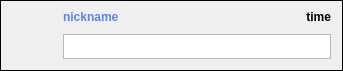
First picture: the form in customwidgets/messagewidget.ui, repository nillerusr/qVK, before the edit.
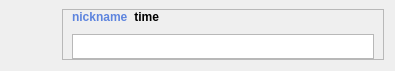
Second picture: the form after the edit. Icons and pictures are not drawn. Custom widgets are drawn as their Qt base class.

Patch:
```diff
--- a/customwidgets/messagewidget.ui
+++ b/customwidgets/messagewidget.ui
@@ -6,7 +6,7 @@
    <rect>
     <x>0</x>
     <y>0</y>
-    <width>343</width>
+    <width>395</width>
     <height>71</height>
    </rect>
   </property>
@@ -20,7 +20,7 @@
    <string>Frame</string>
   </property>
   <property name="styleSheet">
-   <string notr="true"/>
+   <string notr="true">#messagewidget { border:none }</string>
   </property>
   <property name="frameShape">
    <enum>QFrame::Box</enum>
@@ -64,6 +64,30 @@
     </widget>
    </item>
    <item>
+    <widget class="QFrame" name="frame">
+     <property name="sizePolicy">
+      <sizepolicy hsizetype="MinimumExpanding" vsizetype="Preferred">
+       <horstretch>0</horstretch>
+       <verstretch>0</verstretch>
+      </sizepolicy>
+     </property>
+     <property name="styleSheet">
+      <string notr="true"/>
+     </property>
+     <property name="frameShape">
+      <enum>QFrame::StyledPanel</enum>
+     </property>
+     <property name="frameShadow">
+      <enum>QFrame::Raised</enum>
+     </property>
+     <layout class="QVBoxLayout" name="verticalLayout_2">
+      <property name="topMargin">
+       <number>0</number>
+      </property>
+      <property name="bottomMargin">
+       <number>0</number>
+      </property>
+      <item>
     <layout class="QVBoxLayout" name="verticalLayout_3" stretch="0,0">
      <property name="spacing">
       <number>0</number>
@@ -71,7 +95,7 @@
      <item>
       <layout class="QHBoxLayout" name="horizontalLayout_3">
        <property name="spacing">
-        <number>0</number>
+           <number>6</number>
        </property>
        <property name="sizeConstraint">
         <enum>QLayout::SetMinimumSize</enum>
@@ -82,10 +106,10 @@
        <property name="bottomMargin">
         <number>0</number>
        </property>
-       <item alignment="Qt::AlignTop">
+          <item>
         <widget class="QLabel" name="nickname">
          <property name="sizePolicy">
-          <sizepolicy hsizetype="Ignored" vsizetype="Minimum">
+             <sizepolicy hsizetype="Minimum" vsizetype="Minimum">
            <horstretch>0</horstretch>
            <verstretch>0</verstretch>
           </sizepolicy>
@@ -116,20 +140,7 @@
          </property>
         </widget>
        </item>
-       <item alignment="Qt::AlignRight|Qt::AlignTop">
-        <widget class="QLabel" name="status">
-         <property name="sizePolicy">
-          <sizepolicy hsizetype="Minimum" vsizetype="Preferred">
-           <horstretch>0</horstretch>
-           <verstretch>0</verstretch>
-          </sizepolicy>
-         </property>
-         <property name="text">
-          <string/>
-         </property>
-        </widget>
-       </item>
-       <item alignment="Qt::AlignTop">
+          <item>
         <widget class="QLabel" name="datetime">
          <property name="sizePolicy">
           <sizepolicy hsizetype="Fixed" vsizetype="Minimum">
@@ -154,6 +165,32 @@
          </property>
         </widget>
        </item>
+          <item alignment="Qt::AlignTop">
+           <widget class="QLabel" name="status">
+            <property name="sizePolicy">
+             <sizepolicy hsizetype="Minimum" vsizetype="Preferred">
+              <horstretch>0</horstretch>
+              <verstretch>0</verstretch>
+             </sizepolicy>
+            </property>
+            <property name="text">
+             <string/>
+            </property>
+           </widget>
+          </item>
+          <item>
+           <spacer name="horizontalSpacer">
+            <property name="orientation">
+             <enum>Qt::Horizontal</enum>
+            </property>
+            <property name="sizeHint" stdset="0">
+             <size>
+              <width>0</width>
+              <height>20</height>
+             </size>
+            </property>
+           </spacer>
+          </item>
       </layout>
      </item>
      <item>
@@ -170,7 +207,7 @@
           <bool>true</bool>
          </property>
          <property name="sizePolicy">
-          <sizepolicy hsizetype="Ignored" vsizetype="Ignored">
+             <sizepolicy hsizetype="Minimum" vsizetype="Ignored">
            <horstretch>0</horstretch>
            <verstretch>0</verstretch>
           </sizepolicy>
@@ -198,6 +235,9 @@
       </layout>
      </item>
     </layout>
+      </item>
+     </layout>
+    </widget>
    </item>
   </layout>
  </widget>
```
Lines whose indentation alone changed are shown as unchanged.
